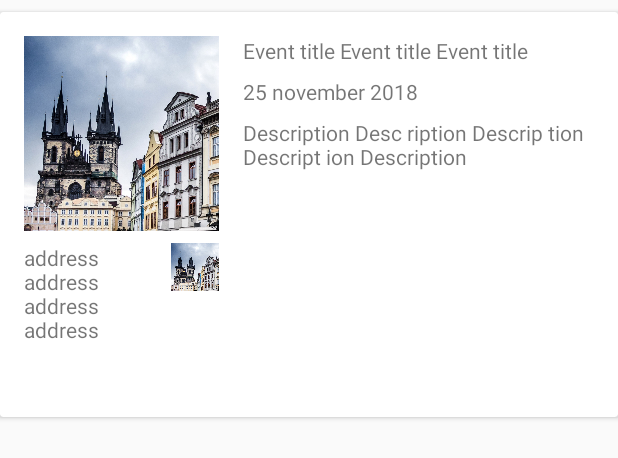
After one commit to z-hel/laba5_6, an Android app: the layout viewholder_event.xml on its own in the app's theme, with its tools: preview values and no code run, on a phone screen of 412 x 824 dp. The commit adds this screen. Shown: the top 458 px of the screen. Run offline under Robolectric (Android 15) with nearby library versions, the phone set to English and light mode, and no system bars.

Commit message:
events and location for events

```diff
--- a/TouristGuide/app/src/main/AndroidManifest.xml
+++ b/TouristGuide/app/src/main/AndroidManifest.xml
@@ -9,10 +9,10 @@
         android:roundIcon="@mipmap/ic_launcher_round"
         android:supportsRtl="true"
         android:theme="@style/AppTheme">
+
         <activity android:name=".ui.activities.MainActivity">
             <intent-filter>
                 <action android:name="android.intent.action.MAIN" />
-
                 <category android:name="android.intent.category.LAUNCHER" />
             </intent-filter>
         </activity>
--- a/TouristGuide/app/src/main/java/com/example/tester3/touristguide/models/City.java
+++ b/TouristGuide/app/src/main/java/com/example/tester3/touristguide/models/City.java
@@ -18,6 +18,7 @@ public class City {
     @SerializedName("food_court")
     private List<FoodCourt> foodCourtList;
 
+    @SerializedName("events")
     private List<Event> eventList;
 
     public City(String name, String picture, List<Place> placeList, List<FoodCourt> foodCourtList, List<Event> eventList) {
--- a/TouristGuide/app/src/main/java/com/example/tester3/touristguide/ui/fragments/CityInfoFragment.java
+++ b/TouristGuide/app/src/main/java/com/example/tester3/touristguide/ui/fragments/CityInfoFragment.java
@@ -49,10 +49,6 @@ public class CityInfoFragment extends Fragment {
         if (root == null)
             return;
 
-//        List<Place> places = city.getPlaces();
-//        List<FoodCourt> foodCourts = city.getFoodCourtList();
-//        List<Event> events = city.getEventList();
-
         CityInfoAdapter adapter = new CityInfoAdapter(getContext(), city, tab -> {
             ((MainActivity) Objects.requireNonNull(getActivity())).openCities();
 
@@ -63,8 +59,6 @@ public class CityInfoFragment extends Fragment {
         TextView title = root.findViewById(R.id.title);
         title.setText(city.getName());
 
-//        ((TabLayout) view.findViewById(R.id.tab_layout)).getTabAt(0).getText();
-
         ViewPager list = root.findViewById(R.id.contentPanel);
 
         tabs.setupWithViewPager(list);
--- /dev/null
+++ b/TouristGuide/app/src/main/res/layout/viewholder_event.xml
@@ -0,0 +1,91 @@
+<?xml version="1.0" encoding="utf-8"?>
+
+<android.support.v7.widget.CardView xmlns:android="http://schemas.android.com/apk/res/android"
+    android:layout_width="match_parent"
+    android:layout_height="270dp"
+    xmlns:app="http://schemas.android.com/apk/res-auto"
+    xmlns:tools="http://schemas.android.com/tools"
+    android:background="@color/gray_6"
+    android:elevation="5dp"
+    android:layout_marginTop="8dp"
+    android:layout_marginBottom="8dp">
+    <android.support.constraint.ConstraintLayout
+        xmlns:android="http://schemas.android.com/apk/res/android" android:layout_width="match_parent"
+        android:layout_height="match_parent">
+
+        <TextView
+            android:id="@+id/event_title"
+            android:layout_width="0dp"
+            android:layout_height="wrap_content"
+            android:layout_marginEnd="16dp"
+            android:layout_marginStart="16dp"
+            android:layout_marginTop="16dp"
+            app:layout_constraintEnd_toEndOf="parent"
+            app:layout_constraintStart_toEndOf="@id/event_picture"
+            app:layout_constraintTop_toTopOf="parent"
+            tools:text="Event title Event title Event title" />
+        <TextView
+            android:id="@+id/event_date"
+            android:layout_width="0dp"
+            android:layout_height="wrap_content"
+            app:layout_constraintTop_toBottomOf="@id/event_title"
+            app:layout_constraintStart_toEndOf="@id/event_picture"
+            app:layout_constraintEnd_toEndOf="parent"
+            android:layout_marginStart="16dp"
+            android:layout_marginTop="8dp"
+            android:layout_marginEnd="16dp"
+            tools:text="25 november 2018"
+            />
+        <TextView
+            android:id="@+id/event_description"
+            android:layout_width="0dp"
+            android:layout_height="wrap_content"
+            app:layout_constraintTop_toBottomOf="@id/event_date"
+            app:layout_constraintStart_toEndOf="@id/event_picture"
+            app:layout_constraintEnd_toEndOf="parent"
+            android:layout_marginEnd="16dp"
+            android:layout_marginStart="16dp"
+            android:layout_marginTop="8dp"
+            tools:text="Description Desc ription Descrip tion Descript ion Description "
+            />
+        <TextView
+            android:id="@+id/event_address"
+            android:layout_width="0dp"
+            android:layout_height="wrap_content"
+            app:layout_constraintTop_toBottomOf="@id/event_picture"
+            app:layout_constraintStart_toStartOf="parent"
+            app:layout_constraintEnd_toStartOf="@id/event_location"
+
+            android:layout_marginTop="8dp"
+            android:layout_marginStart="16dp"
+            tools:text="address address address address"
+            />
+        <ImageView
+            android:id="@+id/event_location"
+            android:layout_width="32dp"
+            android:layout_height="32dp"
+            app:layout_constraintTop_toBottomOf="@id/event_picture"
+            app:layout_constraintStart_toEndOf="@id/event_address"
+            app:layout_constraintEnd_toStartOf="@id/event_description"
+            android:layout_marginTop="8dp"
+            android:layout_marginStart="8dp"
+            android:layout_marginEnd="16dp"
+            android:scaleType="centerCrop"
+            android:clickable="true"
+            tools:src="@drawable/prague"
+            />
+        <ImageView
+            android:id="@+id/event_picture"
+            android:layout_width="130dp"
+            android:layout_height="130dp"
+            android:layout_marginStart="16dp"
+            android:layout_marginTop="16dp"
+            android:scaleType="centerCrop"
+            app:layout_constraintTop_toTopOf="parent"
+            app:layout_constraintBottom_toBottomOf="parent"
+            app:layout_constraintStart_toStartOf="parent"
+            app:layout_constraintVertical_bias="0"
+            tools:src="@drawable/prague"/>
+
+    </android.support.constraint.ConstraintLayout>
+</android.support.v7.widget.CardView>
--- a/TouristGuide/app/src/main/res/layout/viewholder_place.xml
+++ b/TouristGuide/app/src/main/res/layout/viewholder_place.xml
@@ -7,7 +7,8 @@
     android:background="@color/gray_6"
     android:elevation="5dp"
     android:layout_marginTop="8dp"
-    android:layout_marginBottom="8dp">
+    android:layout_marginBottom="8dp"
+    >
 
     <android.support.constraint.ConstraintLayout
         android:layout_width="match_parent"
```
Also changed, not shown: TouristGuide/app/src/main/assets/data.json (+24 -24 lines), TouristGuide/app/src/main/java/com/example/tester3/touristguide/models/Event.java (+18 -11 lines), TouristGuide/app/src/main/java/com/example/tester3/touristguide/models/Location.java (+6 -6 lines), TouristGuide/app/src/main/java/com/example/tester3/touristguide/ui/adapters/CityInfoAdapter.java (+36 -15 lines), TouristGuide/app/src/main/java/com/example/tester3/touristguide/ui/adapters/EventsAdapter.java (added, +47 -0 lines), TouristGuide/app/src/main/java/com/example/tester3/touristguide/ui/viewholders/EventsViewHolder.java (added, +24 -0 lines), TouristGuide/app/src/main/java/com/example/tester3/touristguide/utils/Utils.java (+13 -0 lines), TouristGuide/app/src/main/res/layout/fragment_city_info.xml (+13 -31 lines).
